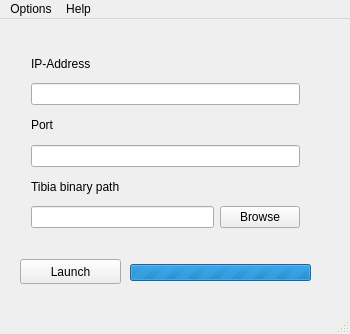
Above: gui/MainWindow.ui from felixkorch/ipchanger before the change. Below: the same form after it.
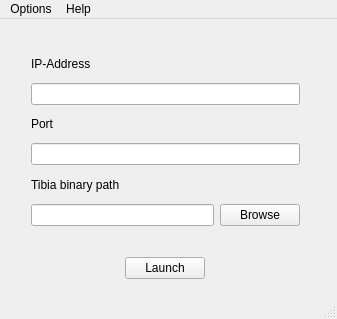
That is the form after the change.

Commit message: loading dialog

The edit to the form file:
```diff
--- a/gui/MainWindow.ui
+++ b/gui/MainWindow.ui
@@ -6,8 +6,8 @@
    <rect>
     <x>0</x>
     <y>0</y>
-    <width>350</width>
-    <height>334</height>
+    <width>337</width>
+    <height>319</height>
    </rect>
   </property>
   <property name="sizePolicy">
@@ -32,7 +32,7 @@
       <x>20</x>
       <y>20</y>
       <width>291</width>
-      <height>200</height>
+      <height>251</height>
      </rect>
     </property>
     <layout class="QVBoxLayout" name="verticalLayout">
@@ -94,45 +94,36 @@
        </item>
       </layout>
      </item>
+     <item>
+      <layout class="QVBoxLayout" name="verticalLayout_2">
+       <property name="topMargin">
+        <number>25</number>
+       </property>
+       <item alignment="Qt::AlignHCenter|Qt::AlignVCenter">
+        <widget class="QPushButton" name="button_launch">
+         <property name="sizePolicy">
+          <sizepolicy hsizetype="Fixed" vsizetype="Fixed">
+           <horstretch>0</horstretch>
+           <verstretch>0</verstretch>
+          </sizepolicy>
+         </property>
+         <property name="text">
+          <string>Launch</string>
+         </property>
+        </widget>
+       </item>
+      </layout>
+     </item>
     </layout>
    </widget>
-   <widget class="QPushButton" name="button_launch">
-    <property name="geometry">
-     <rect>
-      <x>20</x>
-      <y>240</y>
-      <width>101</width>
-      <height>25</height>
-     </rect>
-    </property>
-    <property name="text">
-     <string>Launch</string>
-    </property>
-   </widget>
-   <widget class="QProgressBar" name="progressBar">
-    <property name="geometry">
-     <rect>
-      <x>130</x>
-      <y>245</y>
-      <width>181</width>
-      <height>17</height>
-     </rect>
-    </property>
-    <property name="maximum">
-     <number>0</number>
-    </property>
-    <property name="value">
-     <number>0</number>
-    </property>
-   </widget>
   </widget>
   <widget class="QMenuBar" name="menuBar">
    <property name="geometry">
     <rect>
      <x>0</x>
      <y>0</y>
-     <width>350</width>
-     <height>22</height>
+     <width>337</width>
+     <height>21</height>
     </rect>
    </property>
    <widget class="QMenu" name="menuOptions">
```
The commit also changes 3 other files.
